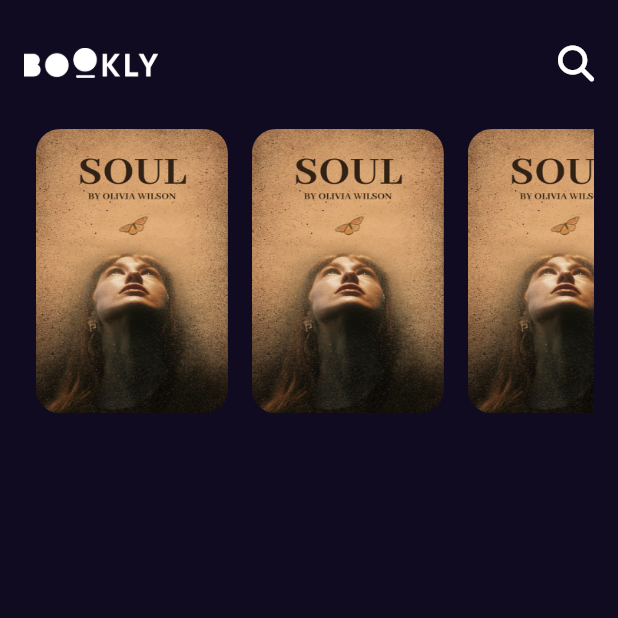
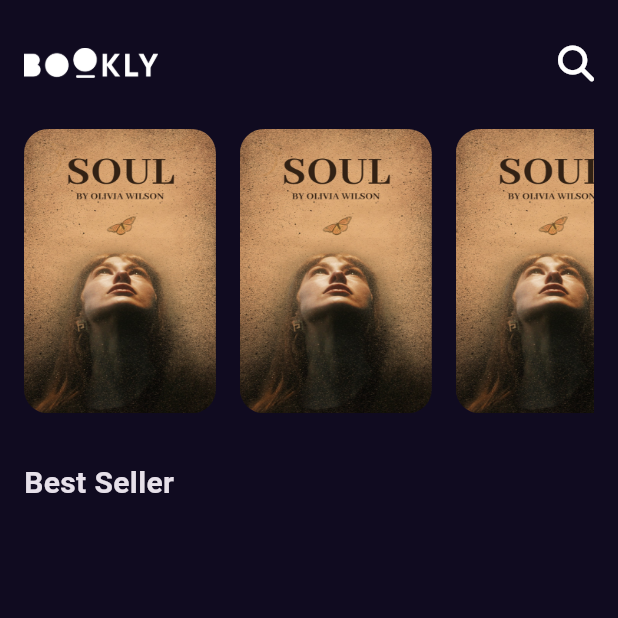
Before and after one commit to mahmoud-alaa77/Bookly-App, a Flutter app: the screen it shows after launch, on a phone screen of 412 x 824 dp, the top half of it. Run offline on Flutter 3.47's test engine with Material 3 defaults, Android fonts, the phone set to English and light mode, and no system bars; our stand-ins replace font_awesome_flutter, get.

Commit message:
create styles file and add title in home view

```diff
--- /dev/null
+++ b/lib/core/utils/styles.dart
@@ -0,0 +1,11 @@
+
+
+import 'package:flutter/cupertino.dart';
+
+abstract class Styles{
+
+  static const titleMedium =TextStyle(
+    fontSize: 20,
+    fontWeight: FontWeight.w600
+  );
+}
--- a/lib/features/home/presentation/views/widgets/home_view_body.dart
+++ b/lib/features/home/presentation/views/widgets/home_view_body.dart
@@ -1,3 +1,4 @@
+import 'package:bookly_app/core/utils/styles.dart';
 import 'package:flutter/material.dart';
 
 import 'custom_app_bar.dart';
@@ -13,9 +14,16 @@ class HomeViewBody extends StatelessWidget {
         padding:
             EdgeInsetsDirectional.only(bottom: 8, top: 30, start: 16, end: 16),
         child: Column(
+          crossAxisAlignment: CrossAxisAlignment.start,
           children: [
             CustomAppBar(),
             HorizontalBooksListView(),
+            SizedBox(
+              height: 32,
+            ),
+            Text("Best Seller",
+            style: Styles.titleMedium,
+            )
           ],
         ),
       ),
--- a/lib/features/home/presentation/views/widgets/horizontal_books_list_view.dart
+++ b/lib/features/home/presentation/views/widgets/horizontal_books_list_view.dart
@@ -14,7 +14,7 @@ class HorizontalBooksListView extends StatelessWidget {
       child: ListView.builder(
         itemBuilder: (context, index) {
           return const Padding(
-            padding: EdgeInsetsDirectional.symmetric(horizontal: 8),
+            padding: EdgeInsetsDirectional.only(end: 16),
             child: CustomBookItem(),
           );
         },
```
